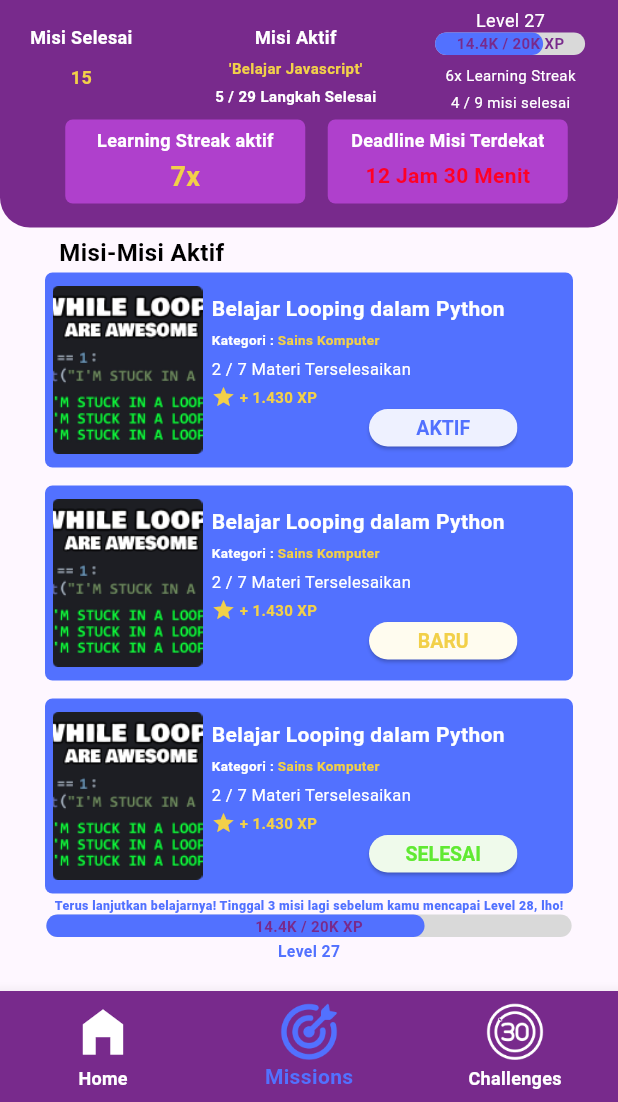
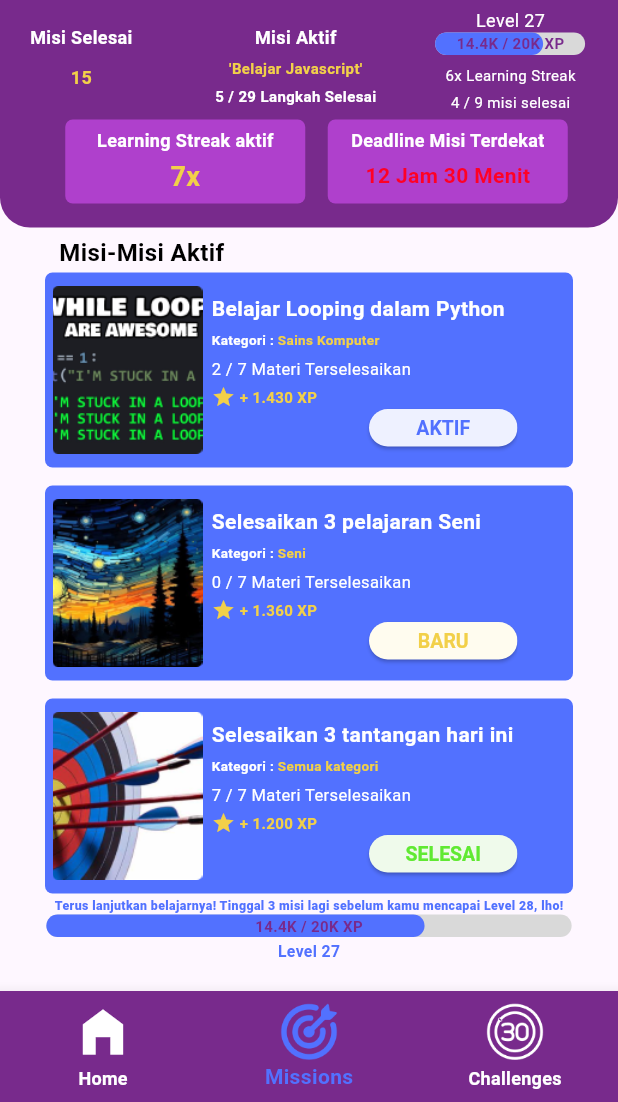
Before and after one commit to Araya05s/Skill_Nova, a Flutter app: the screen it shows after launch, item 2 of the bottom bar chosen, on a phone screen of 412 x 824 dp, the part 134-1236 px from its top. Run offline on Flutter 3.47's test engine with Material 3 defaults, Android fonts, the light colour scheme and no system bars.

Commit message:
Fixed code

```diff
--- a/skill_nova_app/lib/source/bottombar.dart
+++ b/skill_nova_app/lib/source/bottombar.dart
@@ -1,12 +1,11 @@
 import 'package:flutter/material.dart';
-import 'package:skill_nova_app/source/homepage.dart';
 
 class BottomNavBar extends StatelessWidget {
 
   final int currentIndex;
   final Function(int) onItemTapped;
 
-  BottomNavBar({super.key,
+  const BottomNavBar({super.key,
     required this.currentIndex,
     required this.onItemTapped,});
 
--- a/skill_nova_app/lib/source/homepage.dart
+++ b/skill_nova_app/lib/source/homepage.dart
@@ -5,6 +5,8 @@ import 'package:skill_nova_app/source/missions.dart';
 import 'package:skill_nova_app/source/bottombar.dart';
 
 class HomePage extends StatefulWidget {
+  const HomePage({super.key});
+
   @override
   _HomePageState createState() => _HomePageState();
 }
@@ -12,9 +14,9 @@ class _HomePageState extends State<HomePage> {
   int _selectedIndex = 0;
 
   final List<Widget> _pages = [
-    HomeScreen(),
-    MissionsScreen(),
-    ChallengesScreen(),
+    const HomeScreen(),
+    const MissionsScreen(),
+    const ChallengesScreen(),
   ];
 
   void _onItemTapped(int index) {
--- a/skill_nova_app/lib/source/homescreen.dart
+++ b/skill_nova_app/lib/source/homescreen.dart
@@ -1,6 +1,8 @@
 import 'package:flutter/material.dart';
 
 class HomeScreen extends StatefulWidget {
+  const HomeScreen({super.key});
+
   @override
   _HomeScreenState createState() => _HomeScreenState();
 }
--- a/skill_nova_app/lib/source/missions.dart
+++ b/skill_nova_app/lib/source/missions.dart
@@ -1,7 +1,8 @@
 import 'package:flutter/material.dart';
-import 'bottombar.dart';
 
 class MissionsScreen extends StatefulWidget {
+  const MissionsScreen({super.key});
+
   @override
   _MissionsScreenState createState() => _MissionsScreenState();
 }
@@ -45,10 +46,10 @@ class _MissionsScreenState extends State<MissionsScreen> {
                               children: [
                                 Container(
                                   decoration: BoxDecoration(borderRadius: BorderRadius.circular(12.5), color: Colors.white),
-                                    child: Icon(Icons.arrow_back, color: Colors.black, size: 30,)
+                                    child: const Icon(Icons.arrow_back, color: Colors.black, size: 30,)
                                 ),
-                                SizedBox(width: 70),
-                                Text(
+                                const SizedBox(width: 70),
+                                const Text(
                                   "Statistik Misi",
                                   style: TextStyle(
                                     fontSize: 22,
@@ -63,7 +64,7 @@ class _MissionsScreenState extends State<MissionsScreen> {
                         const SizedBox(height: 20,),
                         SizedBox(
                           width: MediaQuery.of(context).size.width*0.59,
-                          child: Column(
+                          child: const Column(
                             mainAxisSize: MainAxisSize.min,
                             mainAxisAlignment: MainAxisAlignment.center,
                             children: [
@@ -191,16 +192,16 @@ class _MissionsScreenState extends State<MissionsScreen> {
                     )
                   ],
                 ),
-                SizedBox(height: 5,),
+                const SizedBox(height: 5,),
                 Row(
                   mainAxisAlignment: MainAxisAlignment.center,
                   children: [
                     Container(
-                      padding: EdgeInsets.only(top: 5, right: 15, left: 15, bottom: 5),
-                      decoration: BoxDecoration(color: Color(0xFFAF40CC), borderRadius: BorderRadius.circular(5)),
+                      padding: const EdgeInsets.only(top: 5, right: 15, left: 15, bottom: 5),
+                      decoration: BoxDecoration(color: const Color(0xFFAF40CC), borderRadius: BorderRadius.circular(5)),
                       width: 160,
                       height: 56,
-                      child: Column(
+                      child: const Column(
                         children: [
                           Text(
                               "Learning Streak aktif",
@@ -222,13 +223,13 @@ class _MissionsScreenState extends State<MissionsScreen> {
                         ],
                       ),
                     ),
-                    SizedBox(width: 15,),
+                    const SizedBox(width: 15,),
                     Container(
-                      padding: EdgeInsets.only(top: 5, right: 15, left: 15, bottom: 5),
-                      decoration: BoxDecoration(color: Color(0xFFAF40CC), borderRadius: BorderRadius.circular(5)),
+                      padding: const EdgeInsets.only(top: 5, right: 15, left: 15, bottom: 5),
+                      decoration: BoxDecoration(color: const Color(0xFFAF40CC), borderRadius: BorderRadius.circular(5)),
                       width: 160,
                       height: 56,
-                      child: Column(
+                      child: const Column(
                         children: [
                           Text(
                             "Deadline Misi Terdekat",
@@ -306,9 +307,9 @@ class _MissionsScreenState extends State<MissionsScreen> {
                                       const SizedBox(height: 4),
                                       SizedBox(
                                         width: MediaQuery.of(context).size.width*0.49,
-                                        child: Row(
+                                        child: const Row(
                                           children: [
-                                            const Text(
+                                            Text(
                                               "Kategori : ",
                                               style: TextStyle(
                                                 color: Colors.white,
@@ -318,7 +319,7 @@ class _MissionsScreenState extends State<MissionsScreen> {
                                               overflow: TextOverflow.ellipsis,
                                               maxLines: 1,
                                             ),
-                                            const Text(
+                                            Text(
                                               "Sains Komputer",
                                               style: TextStyle(
                                                 color: Color(0xFFF2D049),
@@ -331,8 +332,8 @@ class _MissionsScreenState extends State<MissionsScreen> {
                                           ],
                                         ),
                                       ),
-                                      SizedBox(height: 5,),
-                                      Container(
+                                      const SizedBox(height: 5,),
+                                      SizedBox(
                                         width: MediaQuery.of(context).size.width*0.49,
                                         child: const Text(
                                           "2 / 7 Materi Terselesaikan",
@@ -348,16 +349,14 @@ class _MissionsScreenState extends State<MissionsScreen> {
                                       const SizedBox(height: 3),
                                       SizedBox(
                                         width: MediaQuery.of(context).size.width*0.49,
-                                        child: Row(
+                                        child: const Row(
                                           children: [
-                                            Container(
-                                              child: Icon(
+                                            Icon(
                                               Icons.star,
                                               size: 16,
                                               color: Color(0xFFF2D049),
                                             ),
-                                            ),
-                                            const Text(
+                                            Text(
                                               " + 1.430 XP",
                                               style: TextStyle(
                                                 color: Color(0xFFF2D049),
@@ -372,21 +371,21 @@ class _MissionsScreenState extends State<MissionsScreen> {
                                       ),
                                       Row(
                                         children: [
-                                          SizedBox(width: 105,),
-                                          Container(
+                                          const SizedBox(width: 105,),
+                                          SizedBox(
                                             width: 99,
                                             height: 25,
                                             child: ElevatedButton(
                                               onPressed: () {},
-                                              child: Text("AKTIF"),
                                               style: ElevatedButton.styleFrom(
-                                                  backgroundColor: Color(0xffEEF1FF),
-                                                  foregroundColor: Color(0xff5271FF),
-                                                  textStyle: TextStyle(
+                                                  backgroundColor: const Color(0xffEEF1FF),
+                                                  foregroundColor: const Color(0xff5271FF),
+                                                  textStyle: const TextStyle(
                                                       fontSize: 13,
                                                       fontWeight: FontWeight.bold
                                                   ),
                                               ),
+                                              child: const Text("AKTIF"),
                                             ),
                                           ),
                                         ],
@@ -419,7 +418,7 @@ class _MissionsScreenState extends State<MissionsScreen> {
                               child: Row(
                                 children: [
                                   Image.asset(
-                                    "images/loop-mission1.png",
+                                    "images/Mission-2.png",
                                     width: 100,
                                     height: 120,
                                   ),
@@ -429,7 +428,7 @@ class _MissionsScreenState extends State<MissionsScreen> {
                                     mainAxisSize: MainAxisSize.min,
                                     children: [
                                       const Text(
-                                        "Belajar Looping dalam Python",
+                                        "Selesaikan 3 pelajaran Seni",
                                         style: TextStyle(
                                           color: Colors.white,
                                           fontWeight: FontWeight.bold,
@@ -439,9 +438,9 @@ class _MissionsScreenState extends State<MissionsScreen> {
                                       const SizedBox(height: 4),
                                       SizedBox(
                                         width: MediaQuery.of(context).size.width*0.49,
-                                        child: Row(
+                                        child: const Row(
                                           children: [
-                                            const Text(
+                                            Text(
                                               "Kategori : ",
                                               style: TextStyle(
                                                 color: Colors.white,
@@ -451,8 +450,8 @@ class _MissionsScreenState extends State<MissionsScreen> {
                                               overflow: TextOverflow.ellipsis,
                                               maxLines: 1,
                                             ),
-                                            const Text(
-                                              "Sains Komputer",
+                                            Text(
+                                              "Seni",
                                               style: TextStyle(
                                                 color: Color(0xFFF2D049),
                                                 fontWeight: FontWeight.bold,
@@ -464,11 +463,11 @@ class _MissionsScreenState extends State<MissionsScreen> {
                                           ],
                                         ),
                                       ),
-                                      SizedBox(height: 5,),
-                                      Container(
+                                      const SizedBox(height: 5,),
+                                      SizedBox(
                                         width: MediaQuery.of(context).size.width*0.49,
                                         child: const Text(
-                                          "2 / 7 Materi Terselesaikan",
+                                          "0 / 7 Materi Terselesaikan",
                                           style: TextStyle(
                                             color: Colors.white,
                                             fontWeight: FontWeight.w400,
@@ -481,17 +480,15 @@ class _MissionsScreenState extends State<MissionsScreen> {
                                       const SizedBox(height: 3),
                                       SizedBox(
                                         width: MediaQuery.of(context).size.width*0.49,
-                                        child: Row(
+                                        child: const Row(
                                           children: [
-                                            Container(
-                                              child: Icon(
+                                            Icon(
                                               Icons.star,
                                               size: 16,
                                               color: Color(0xFFF2D049),
                                             ),
-                                            ),
-                                            const Text(
-                                              " + 1.430 XP",
+                                            Text(
+                                              " + 1.360 XP",
                                               style: TextStyle(
                                                 color: Color(0xFFF2D049),
                                                 fontWeight: FontWeight.w700,
@@ -505,21 +502,21 @@ class _MissionsScreenState extends State<MissionsScreen> {
                                       ),
                                       Row(
                                         children: [
-                                          SizedBox(width: 105,),
-                                          Container(
+                                          const SizedBox(width: 105,),
+                                          SizedBox(
                                             width: 99,
                                             height: 25,
                                             child: ElevatedButton(
                                               onPressed: () {},
-                                              child: Text("BARU"),
                                               style: ElevatedButton.styleFrom(
-                                                backgroundColor: Color(0xffFFFCEF),
-                                                foregroundColor: Color(0xffF2D049),
-                                                textStyle: TextStyle(
+                                                backgroundColor: const Color(0xffFFFCEF),
+                                                foregroundColor: const Color(0xffF2D049),
+                                                textStyle: const TextStyle(
                                                   fontSize: 13,
                                                   fontWeight: FontWeight.bold
                                                 ),
                                               ),
+                                              child: const Text("BARU"),
                                             ),
                                           ),
                                         ],
@@ -552,7 +549,7 @@ class _MissionsScreenState extends State<MissionsScreen> {
                               child: Row(
                                 children: [
                                   Image.asset(
-                                    "images/loop-mission1.png",
+                                    "images/Mission-3.png",
                                     width: 100,
                                     height: 120,
                                   ),
@@ -562,7 +559,7 @@ class _MissionsScreenState extends State<MissionsScreen> {
                                     mainAxisSize: MainAxisSize.min,
                                     children: [
                                       const Text(
-                                        "Belajar Looping dalam Python",
+                                        "Selesaikan 3 tantangan hari ini",
                                         style: TextStyle(
                                           color: Colors.white,
                                           fontWeight: FontWeight.bold,
@@ -572,9 +569,9 @@ class _MissionsScreenState extends State<MissionsScreen> {
                                       const SizedBox(height: 4),
                                       SizedBox(
                                         width: MediaQuery.of(context).size.width*0.49,
-                                        child: Row(
+                                        child: const Row(
                                           children: [
-                                            const Text(
+                                            Text(
                                               "Kategori : ",
                                               style: TextStyle(
                                                 color: Colors.white,
@@ -584,8 +581,8 @@ class _MissionsScreenState extends State<MissionsScreen> {
                                               overflow: TextOverflow.ellipsis,
                                               maxLines: 1,
                                             ),
-                                            const Text(
-                                              "Sains Komputer",
+                                            Text(
+                                              "Semua kategori",
                                               style: TextStyle(
                                                 color: Color(0xFFF2D049),
                                                 fontWeight: FontWeight.bold,
@@ -597,11 +594,11 @@ class _MissionsScreenState extends State<MissionsScreen> {
                                           ],
                                         ),
                                       ),
-                                      SizedBox(height: 5,),
-                                      Container(
+                                      const SizedBox(height: 5,),
+                                      SizedBox(
                                         width: MediaQuery.of(context).size.width*0.49,
                                         child: const Text(
-                                          "2 / 7 Materi Terselesaikan",
+                                          "7 / 7 Materi Terselesaikan",
                                           style: TextStyle(
                                             color: Colors.white,
                                             fontWeight: FontWeight.w400,
@@ -614,17 +611,15 @@ class _MissionsScreenState extends State<MissionsScreen> {
                                       const SizedBox(height: 3),
                                       SizedBox(
                                         width: MediaQuery.of(context).size.width*0.49,
-                                        child: Row(
+                                        child: const Row(
                                           children: [
-                                            Container(
-                                              child: Icon(
+                                            Icon(
                                               Icons.star,
                                               size: 16,
                                               color: Color(0xFFF2D049),
                                             ),
-                                            ),
-                                            const Text(
-                                              " + 1.430 XP",
+                                            Text(
+                                              " + 1.200 XP",
                                               style: TextStyle(
                                                 color: Color(0xFFF2D049),
                                                 fontWeight: FontWeight.w700,
@@ -638,21 +633,21 @@ class _MissionsScreenState extends State<MissionsScreen> {
                                       ),
                                       Row(
                                         children: [
-                                          SizedBox(width: 105,),
-                                          Container(
+                                          const SizedBox(width: 105,),
+                                          SizedBox(
                                             width: 99,
                                             height: 25,
                                             child: ElevatedButton(
                                               onPressed: () {},
-                                              child: Text("SELESAI"),
                                               style: ElevatedButton.styleFrom(
-                                                  backgroundColor: Color(0xffEFFAEB),
-                                                  foregroundColor: Color(0xff60E932),
-                                                  textStyle: TextStyle(
+                                                  backgroundColor: const Color(0xffEFFAEB),
+                                                  foregroundColor: const Color(0xff60E932),
+                                                  textStyle: const TextStyle(
                                                       fontSize: 13,
                                                       fontWeight: FontWeight.bold
                                                   ),
                                               ),
+                                              child: const Text("SELESAI"),
                                             ),
                                           ),
                                         ],
@@ -668,8 +663,8 @@ class _MissionsScreenState extends State<MissionsScreen> {
                   )
                 ],
               ),
-              SizedBox(height: 2,),
-              Text(
+              const SizedBox(height: 2,),
+              const Text(
                 "Terus lanjutkan belajarnya! Tinggal 3 misi lagi sebelum kamu mencapai Level 28, lho!",
                 style: TextStyle(
                   fontSize: 8.25,
@@ -701,8 +696,8 @@ class _MissionsScreenState extends State<MissionsScreen> {
                     ), ),
                 ],
               ),
-              SizedBox(height: 2,),
-              Text(
+              const SizedBox(height: 2,),
+              const Text(
                 "Level 27",
                 style: TextStyle(
                     fontSize: 10.5,
--- a/skill_nova_app/lib/source/splash_screen.dart
+++ b/skill_nova_app/lib/source/splash_screen.dart
@@ -18,7 +18,7 @@ class _SplashScreenState extends State<SplashScreen> with SingleTickerProviderSt
 
     Future.delayed(const Duration(seconds: 2), () {
       Navigator.of(context).pushReplacement(MaterialPageRoute(
-        builder: (_) => HomePage(),
+        builder: (_) => const HomePage(),
       ));
     });
   }
```
Also changed, not shown: skill_nova_app/lib/source/challenges.dart (+78 -83 lines), skill_nova_app/images/Mission-2.png (added), skill_nova_app/images/Mission-3.png (added). Lines whose indentation alone changed are shown as unchanged.
